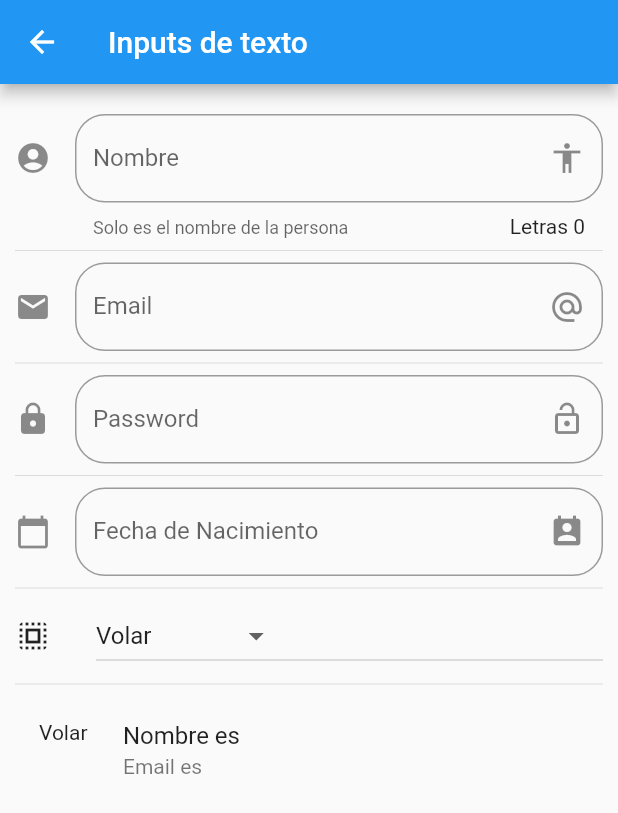
After one commit to yuqmettal/flutter-components, a Flutter app: the screen it shows after launch, after a tap on "Inputs", on a phone screen of 412 x 824 dp. The commit adds this screen. Shown: the top 813 px of the screen. Run offline on Flutter 3.47's test engine with Material 2 defaults, Android fonts, the phone set to English and light mode, and no system bars; network calls fail.

Commit message:
Input pages

```diff
--- a/data/menu_opts.json
+++ b/data/menu_opts.json
@@ -20,6 +20,11 @@
       "ruta": "animatedContainer",
       "icon": "donut_large",
       "texto": "Animated Container"
+    },
+    {
+      "ruta": "inputs",
+      "icon": "input",
+      "texto": "Inputs"
     }
   ]
 }
--- a/lib/main.dart
+++ b/lib/main.dart
@@ -1,6 +1,7 @@
 import 'package:componentes/src/pages/alert_page.dart';
 import 'package:componentes/src/routes/routes.dart';
 import 'package:flutter/material.dart';
+import 'package:flutter_localizations/flutter_localizations.dart';
 
 void main() => runApp(MyApp());
 
@@ -8,6 +9,14 @@ class MyApp extends StatelessWidget {
   @override
   Widget build(BuildContext context) {
     return MaterialApp(
+      localizationsDelegates: [
+        GlobalMaterialLocalizations.delegate,
+        GlobalWidgetsLocalizations.delegate,
+      ],
+      supportedLocales: [
+        const Locale('en', 'US'),
+        const Locale('es', 'ES'),
+      ],
       title: 'Components',
       debugShowCheckedModeBanner: false,
       initialRoute: '/',
--- /dev/null
+++ b/lib/src/pages/input_page.dart
@@ -0,0 +1,184 @@
+import 'package:flutter/material.dart';
+
+class InputPage extends StatefulWidget {
+  InputPage({Key key}) : super(key: key);
+
+  @override
+  _InputPageState createState() => _InputPageState();
+}
+
+class _InputPageState extends State<InputPage> {
+  String _nombre = '';
+  String _email = '';
+  String _password = '';
+  String _fecha = '';
+  String _opcionSeleccionada = 'Volar';
+
+  List<String> _poderes = ['Volar', 'Rayos X', 'Super Aliento', 'Super Fuerza'];
+
+  TextEditingController _inputFieldDateController = new TextEditingController();
+
+  @override
+  Widget build(BuildContext context) {
+    return Scaffold(
+      appBar: AppBar(
+        title: Text('Inputs de texto'),
+      ),
+      body: ListView(
+        padding: EdgeInsets.symmetric(horizontal: 10, vertical: 20),
+        children: <Widget>[
+          _crearInput(),
+          Divider(),
+          _crearEmail(),
+          Divider(),
+          _crearPassword(),
+          Divider(),
+          _crearFecha(context),
+          Divider(),
+          _crearDropdown(),
+          Divider(),
+          _crearPersona(),
+        ],
+      ),
+    );
+  }
+
+  _crearInput() {
+    return TextField(
+      //autofocus: true,
+      textCapitalization: TextCapitalization.sentences,
+      decoration: InputDecoration(
+        border: OutlineInputBorder(
+          borderRadius: BorderRadius.circular(20.0),
+        ),
+        counter: Text('Letras ${_nombre.length}'),
+        hintText: 'Nombre de la persona',
+        labelText: 'Nombre',
+        helperText: 'Solo es el nombre de la persona',
+        suffixIcon: Icon(Icons.accessibility),
+        icon: Icon(Icons.account_circle),
+      ),
+      onChanged: (value) {
+        setState(() {
+          _nombre = value;
+        });
+      },
+    );
+  }
+
+  Widget _crearPersona() {
+    return ListTile(
+      title: Text('Nombre es $_nombre'),
+      subtitle: Text('Email es $_email'),
+      leading: Text(_opcionSeleccionada),
+    );
+  }
+
+  _crearEmail() {
+    return TextField(
+      keyboardType: TextInputType.emailAddress,
+      decoration: InputDecoration(
+        border: OutlineInputBorder(
+          borderRadius: BorderRadius.circular(20.0),
+        ),
+        hintText: 'Email',
+        labelText: 'Email',
+        suffixIcon: Icon(Icons.alternate_email),
+        icon: Icon(Icons.email),
+      ),
+      onChanged: (value) {
+        setState(() {
+          _email = value;
+        });
+      },
+    );
+  }
+
+  _crearPassword() {
+    return TextField(
+      obscureText: true,
+      decoration: InputDecoration(
+        border: OutlineInputBorder(
+          borderRadius: BorderRadius.circular(20.0),
+        ),
+        hintText: 'Password',
+        labelText: 'Password',
+        suffixIcon: Icon(Icons.lock_open),
+        icon: Icon(Icons.lock),
+      ),
+      onChanged: (value) {
+        setState(() {
+          _password = value;
+        });
+      },
+    );
+  }
+
+  _crearFecha(BuildContext context) {
+    return TextField(
+      enableInteractiveSelection: false,
+      controller: _inputFieldDateController,
+      decoration: InputDecoration(
+        border: OutlineInputBorder(
+          borderRadius: BorderRadius.circular(20.0),
+        ),
+        hintText: 'Fecha de Nacimiento',
+        labelText: 'Fecha de Nacimiento',
+        suffixIcon: Icon(Icons.perm_contact_calendar),
+        icon: Icon(Icons.calendar_today),
+      ),
+      onTap: () {
+        FocusScope.of(context).requestFocus(new FocusNode());
+        _selectDate(context);
+      },
+    );
+  }
+
+  void _selectDate(BuildContext context) async {
+    DateTime picked = await showDatePicker(
+      context: context,
+      initialDate: new DateTime.now(),
+      firstDate: new DateTime(2015),
+      lastDate: new DateTime(2028),
+      locale: Locale('es', 'ES'),
+    );
+
+    if (picked != null) {
+      setState(() {
+        _fecha = picked.toString();
+        _inputFieldDateController.text = _fecha;
+      });
+    }
+  }
+
+  _crearDropdown() {
+
+    return Row(
+      children: <Widget>[
+        Icon(Icons.select_all),
+        SizedBox(width: 30.0,),
+        Expanded(
+          child: DropdownButton(
+          value: _opcionSeleccionada,
+          items: getOpcionesDropdown(),
+          onChanged: (opt) {
+            setState(() {
+              _opcionSeleccionada = opt;
+            });
+          }),
+        ),
+      ],
+    );
+  }
+
+  getOpcionesDropdown() {
+    List<DropdownMenuItem<String>> lista = new List();
+    _poderes.forEach((element) {
+      lista.add(DropdownMenuItem(
+        child: Text(element),
+        value: element,
+      ));
+    });
+    return lista;
+  }
+}
--- a/lib/src/routes/routes.dart
+++ b/lib/src/routes/routes.dart
@@ -1,4 +1,5 @@
 import 'package:componentes/src/pages/animated_container.dart';
+import 'package:componentes/src/pages/input_page.dart';
 import 'package:flutter/material.dart';
 
 import 'package:componentes/src/pages/alert_page.dart';
@@ -13,5 +14,6 @@ Map<String, WidgetBuilder> getApplicationRoutes() {
     'avatar': (BuildContext context) => AvatarPage(),
     'card': (BuildContext context) => CardPage(),
     'animatedContainer': (BuildContext context) => AnimatedContainerPage(),
+    'inputs': (BuildContext context) => InputPage(),
   };
 }
--- a/lib/src/utils/icono_strin_util.dart
+++ b/lib/src/utils/icono_strin_util.dart
@@ -6,6 +6,7 @@ final _icons = <String, IconData> {
   'accessibility': Icons.accessibility,
   'folder_open': Icons.folder_open,
   'donut_large': Icons.donut_large,
+  'input': Icons.input,
 };
 
 
--- a/pubspec.yaml
+++ b/pubspec.yaml
@@ -22,6 +22,8 @@ environment:
 
 dependencies:
   flutter:
+    sdk: flutter
+  flutter_localizations:
     sdk: flutter
 
 
```
Also changed, not shown: pubspec.lock.
